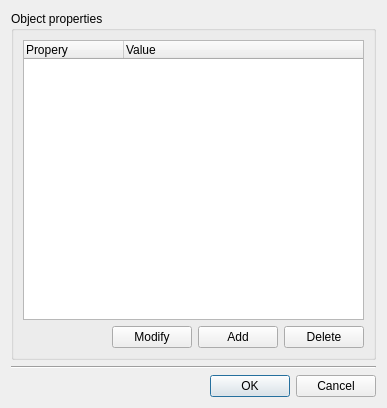
Above: data/DialogIoProperties.ui from calaos/calaos_installer before the change. Below: the same form after it.
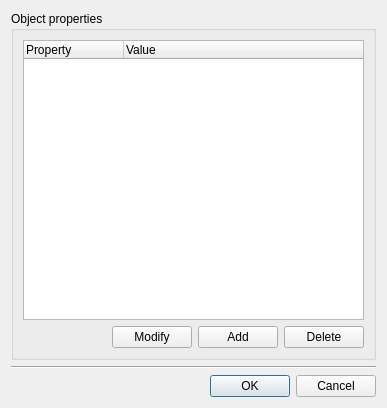
That is the form after the change. Icons and pictures are not drawn.

Patch:
```diff
--- a/data/DialogIoProperties.ui
+++ b/data/DialogIoProperties.ui
@@ -49,7 +49,7 @@
         </property>
         <column>
          <property name="text">
-          <string>Propery</string>
+          <string>Property</string>
          </property>
         </column>
         <column>
```
